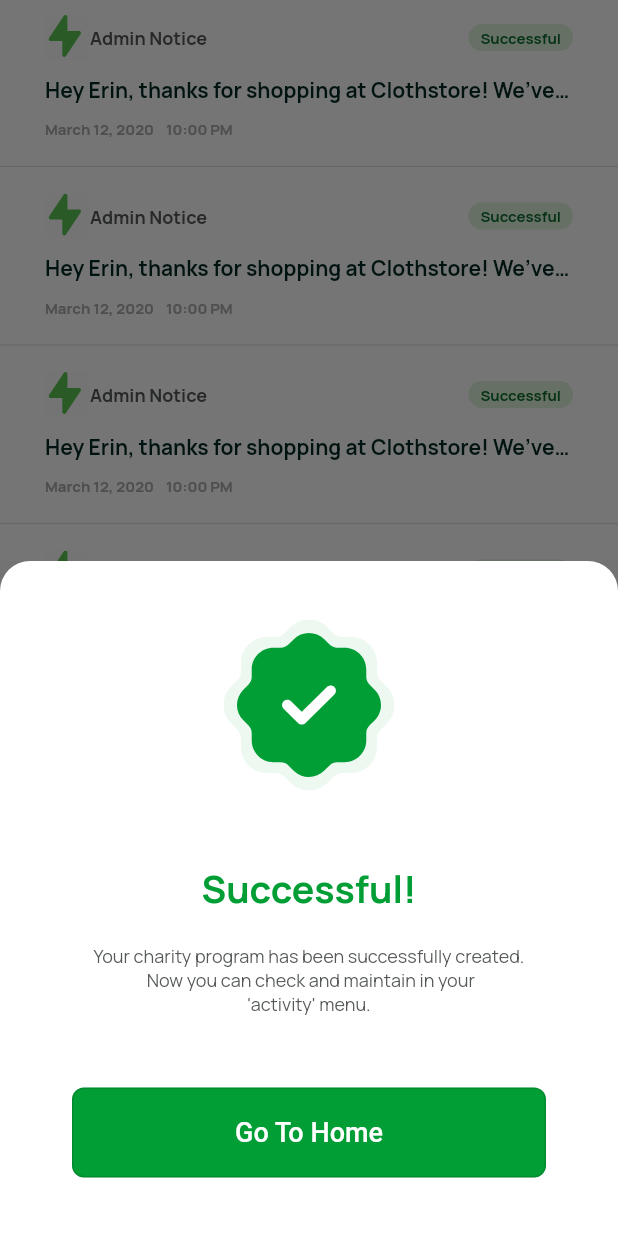
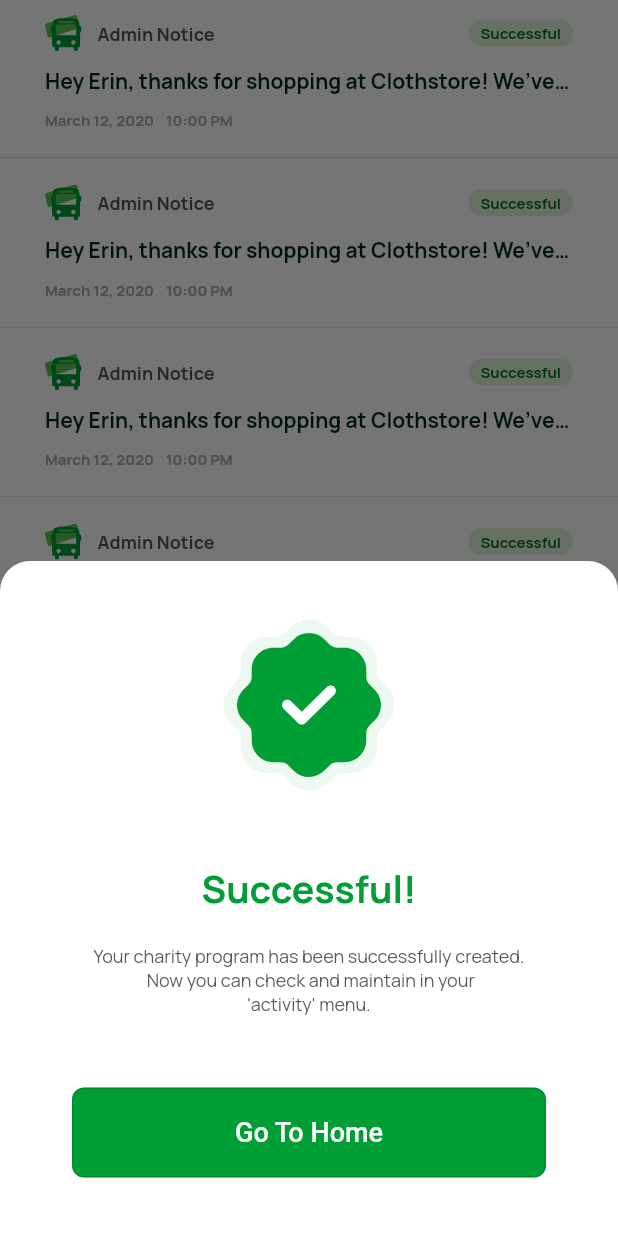
Before and after one commit to AliAkberAakash/flutter_getx_template, a Flutter app: the screen it shows after launch, after a tap on "Admin Notice", on a phone screen of 412 x 824 dp. Run offline on Flutter 3.47's test engine with Material 2 defaults, Android fonts, the phone set to English and light mode, and no system bars; our stand-ins replace carousel_slider, dio, flutter_svg, fluttertoast, get, get_storage and 5 more.

Commit message:
Done some correction

```diff
--- a/lib/constants.dart
+++ b/lib/constants.dart
@@ -118,3 +118,9 @@ const String regularExpressionEmail =
 const String regularExpressionPhone =
     "(\\+[0-9]+[\\- \\.]*)?(\\([0-9]+\\)[\\- \\.]*)?" +
         "([0-9][0-9\\- \\.]+[0-9])";
+
+const String adminNoticeIcon = "images/icons/ic_admin_notice.svg";
+const String billingIcon = "images/icons/ic_billing.svg";
+const String pendingIcon = "images/icons/ic_pending.svg";
+const String successfulIcon = "images/icons/ic_successful.svg";
+const String vehicleIcon = "images/icons/ic_vehicle.svg";
--- a/lib/section4/Widgets/notification_item.dart
+++ b/lib/section4/Widgets/notification_item.dart
@@ -1,5 +1,6 @@
 import 'package:flutter/material.dart';
 import 'package:flutter_svg/flutter_svg.dart';
+import 'package:go_share/constants.dart';
 import 'package:go_share/section4/successful_bottom_sheet/successful_bottom_sheet.dart';
 import 'package:go_share/ui/container/UIConstants/Colors.dart';
 import 'package:go_share/utils/dimens.dart';
@@ -33,8 +34,11 @@ class Sec4NotificationItem extends StatelessWidget {
                     Row(
                       crossAxisAlignment: CrossAxisAlignment.center,
                       children: [
-                        SvgPicture.asset(
-                          "images/icons_sec4/ic_admin_notice.svg",
+                        Padding(
+                          padding: const EdgeInsets.only(right: 10),
+                          child: SvgPicture.asset(
+                            vehicleIcon,
+                          ),
                         ),
                         Text(
                           "Admin Notice",
--- a/lib/section4/successful_bottom_sheet/successful_bottom_sheet.dart
+++ b/lib/section4/successful_bottom_sheet/successful_bottom_sheet.dart
@@ -1,6 +1,7 @@
 import 'package:flutter/material.dart';
 import 'package:flutter_svg/flutter_svg.dart';
 import 'package:go_share/base/widget/GSButtonWidget.dart';
+import 'package:go_share/constants.dart';
 import 'package:go_share/ui/container/UIConstants/Colors.dart';
 import 'package:go_share/utils/colors.dart';
 import 'package:go_share/utils/dimens.dart';
@@ -26,7 +27,7 @@ void modalBottomSheetMenu(BuildContext context) {
                 mainAxisAlignment: MainAxisAlignment.spaceAround,
                 children: [
                   SvgPicture.asset(
-                    "images/icons_sec4/ic_successful.svg",
+                    successfulIcon,
                   ),
                   Column(
                     children: [
--- a/pubspec.yaml
+++ b/pubspec.yaml
@@ -54,7 +54,7 @@ flutter:
   assets:
     - images/
     - images/icons/
-    - images/icons_sec4/
+
 
   fonts:
     - family: Manrope
```
Also changed, not shown: images/icons/ic_admin_notice.svg (renamed from images/icons_sec4/ic_admin_notice.svg), images/icons/ic_billing.svg (renamed from images/icons_sec4/ic_billing.svg), images/icons/ic_pending.svg (renamed from images/icons_sec4/ic_pending.svg), images/icons/ic_successful.svg (renamed from images/icons_sec4/ic_successful.svg), images/icons/ic_vehicle.svg (renamed from images/icons_sec4/ic_vehicle.svg).
